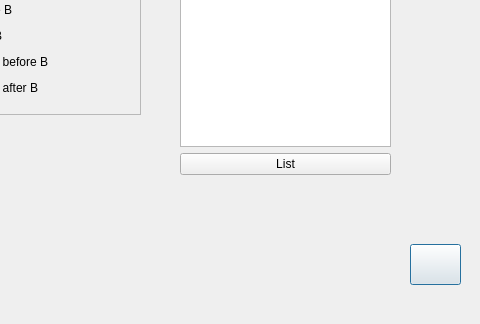
Qt form reschdulebeforeafter.ui (ariannabettin/FYPArianna) before a commit; both pictures show x 160 to 640 and y 156 to 480 of the 640 by 480 pixel window.
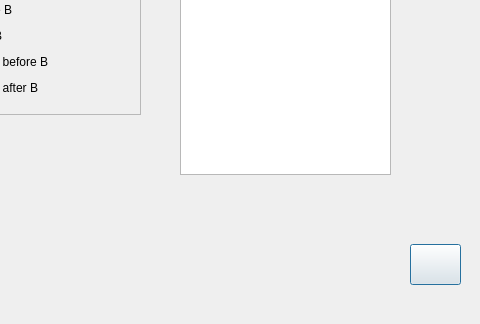
The same form after that commit.

What changed in the file:
```diff
--- a/reschdulebeforeafter.ui
+++ b/reschdulebeforeafter.ui
@@ -83,13 +83,6 @@
     <item>
      <widget class="QListWidget" name="list_2"/>
     </item>
-    <item>
-     <widget class="QPushButton" name="listButton_2">
-      <property name="text">
-       <string>List</string>
-      </property>
-     </widget>
-    </item>
    </layout>
   </widget>
   <widget class="QFrame" name="frame_2">
```
